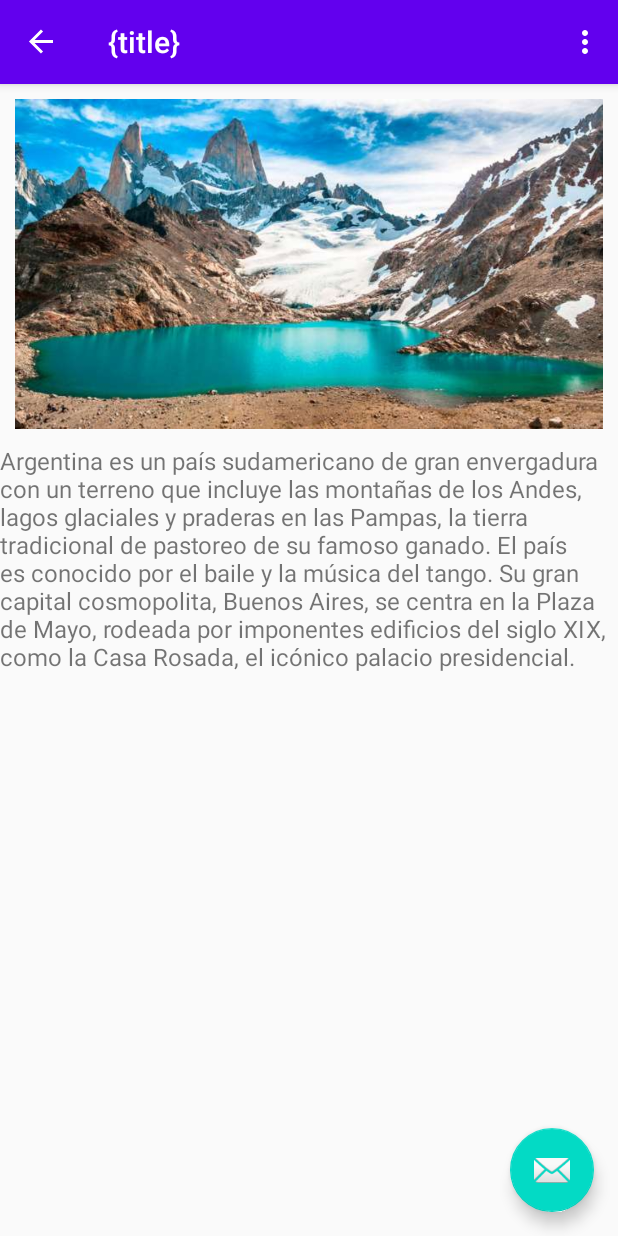
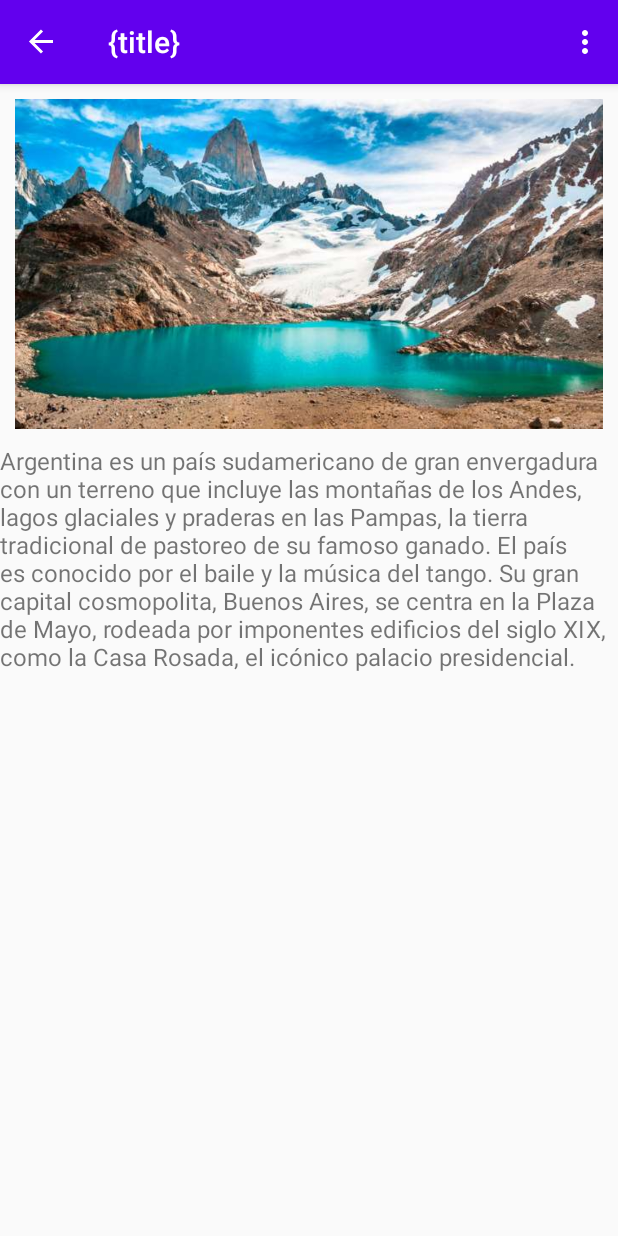
Before and after one commit to Desun92/Paises, an Android app: the screen it shows after launch (MainActivity), after a tap on "Argentina", on a phone screen of 412 x 824 dp. Run offline under Robolectric (Android 15) with nearby library versions, the phone set to English and light mode, and no system bars; our stand-ins replace navigation-ui.

Commit message:
Cardiew Implementado

```diff
--- a/app/src/main/java/com/acv/paises/PaisRecyclerViewAdapter.java
+++ b/app/src/main/java/com/acv/paises/PaisRecyclerViewAdapter.java
@@ -6,6 +6,7 @@ import android.view.LayoutInflater;
 import android.view.View;
 import android.view.ViewGroup;
 import android.widget.ImageView;
+import android.widget.LinearLayout;
 import android.widget.TextView;
 
 import androidx.navigation.Navigation;
@@ -44,7 +45,7 @@ public class PaisRecyclerViewAdapter extends RecyclerView.Adapter<PaisRecyclerVi
         holder.mContentView.setText(mValues.get(position).nombre);
 
         holder.imgBanderaClase.setImageResource(banderas.get(position).getIdImagen());
-        holder.textoTarjeta.setText(banderas.get(position).getNombrePais());
+        //holder.textoTarjeta.setText(banderas.get(position).getNombrePais());
     }
 
     @Override
@@ -66,7 +67,7 @@ public class PaisRecyclerViewAdapter extends RecyclerView.Adapter<PaisRecyclerVi
             mContentView = binding.content;
             binding.getRoot().setOnClickListener(this);
             imgBanderaClase = binding.imgBandera;
-            textoTarjeta = binding.content;
+            //textoTarjeta = binding.content;
         }
 
         @Override
--- a/app/src/main/java/com/acv/paises/PaisesFragment.java
+++ b/app/src/main/java/com/acv/paises/PaisesFragment.java
@@ -3,6 +3,8 @@ package com.acv.paises;
 import android.content.Context;
 import android.content.SharedPreferences;
 import android.os.Bundle;
+
+import androidx.annotation.NonNull;
 import androidx.fragment.app.Fragment;
 import androidx.preference.Preference;
 import androidx.preference.PreferenceManager;
@@ -11,6 +13,8 @@ import androidx.recyclerview.widget.GridLayoutManager;
 import androidx.recyclerview.widget.LinearLayoutManager;
 import androidx.recyclerview.widget.RecyclerView;
 import android.view.LayoutInflater;
+import android.view.Menu;
+import android.view.MenuInflater;
 import android.view.View;
 import android.view.ViewGroup;
 import android.widget.LinearLayout;
--- a/app/src/main/res/layout/activity_main.xml
+++ b/app/src/main/res/layout/activity_main.xml
@@ -22,13 +22,4 @@
 
     <include layout="@layout/content_main" />
 
-    <com.google.android.material.floatingactionbutton.FloatingActionButton
-        android:id="@+id/fab"
-        android:layout_width="wrap_content"
-        android:layout_height="wrap_content"
-        android:layout_gravity="bottom|end"
-        android:layout_marginEnd="@dimen/fab_margin"
-        android:layout_marginBottom="16dp"
-        app:srcCompat="@android:drawable/ic_dialog_email" />
-
 </androidx.coordinatorlayout.widget.CoordinatorLayout>
```
Also changed, not shown: app/src/main/res/layout/fragment_pais.xml (+17 -14 lines).
